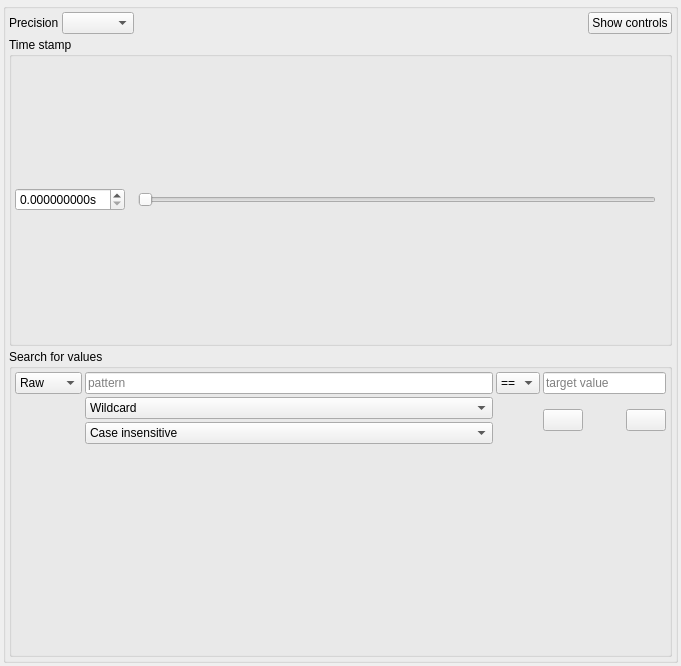
Before: the Qt Designer form src/asammdf/gui/ui/numeric_offline.ui in danielhrisca/asammdf, drawn with Qt 5.
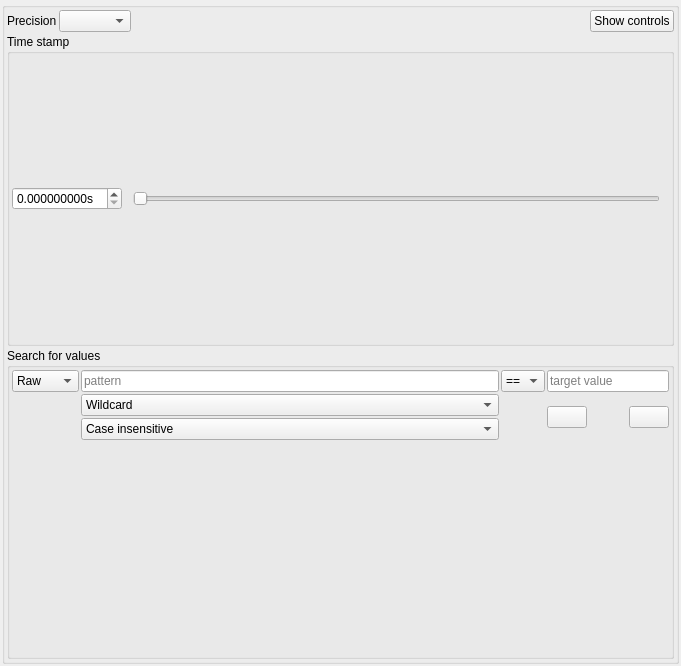
After: the same form once the commit is applied. Icons and pictures are not drawn.

```diff
--- a/src/asammdf/gui/ui/numeric_offline.ui
+++ b/src/asammdf/gui/ui/numeric_offline.ui
@@ -15,19 +15,19 @@
   </property>
   <layout class="QVBoxLayout" name="main_layout">
    <property name="spacing">
-  <number>3</number>
+  <number>2</number>
 </property>
    <property name="leftMargin">
-  <number>3</number>
+  <number>2</number>
 </property>
    <property name="topMargin">
-  <number>3</number>
+  <number>2</number>
 </property>
    <property name="rightMargin">
-  <number>3</number>
+  <number>2</number>
 </property>
    <property name="bottomMargin">
-  <number>3</number>
+  <number>2</number>
 </property>
    <item>
     <widget class="QGroupBox" name="controls">
@@ -39,24 +39,24 @@
      </property>
      <layout class="QVBoxLayout" name="verticalLayout">
       <property name="spacing">
-  <number>3</number>
+  <number>2</number>
 </property>
       <property name="leftMargin">
-  <number>3</number>
+  <number>2</number>
 </property>
       <property name="topMargin">
-  <number>3</number>
+  <number>2</number>
 </property>
       <property name="rightMargin">
-  <number>3</number>
+  <number>2</number>
 </property>
       <property name="bottomMargin">
-  <number>3</number>
+  <number>2</number>
 </property>
       <item>
        <layout class="QGridLayout" name="gridLayout_2" columnstretch="0,0,1,0">
         <property name="spacing">
-  <number>3</number>
+  <number>2</number>
 </property>
         <item row="0" column="3">
          <widget class="QPushButton" name="toggle_controls_btn">
@@ -101,24 +101,24 @@
         </property>
         <layout class="QHBoxLayout" name="horizontalLayout_2">
          <property name="spacing">
-  <number>3</number>
+  <number>2</number>
 </property>
          <property name="leftMargin">
-  <number>3</number>
+  <number>2</number>
 </property>
          <property name="topMargin">
-  <number>3</number>
+  <number>2</number>
 </property>
          <property name="rightMargin">
-  <number>3</number>
+  <number>2</number>
 </property>
          <property name="bottomMargin">
-  <number>3</number>
+  <number>2</number>
 </property>
          <item>
           <layout class="QHBoxLayout" name="horizontalLayout" stretch="0,0,1,0">
            <property name="spacing">
-  <number>3</number>
+  <number>2</number>
 </property>
            <item>
             <widget class="QDoubleSpinBox" name="timestamp">
@@ -181,19 +181,19 @@
         </property>
         <layout class="QGridLayout" name="gridLayout" columnstretch="0,1,0,0">
          <property name="leftMargin">
-  <number>3</number>
+  <number>2</number>
 </property>
          <property name="topMargin">
-  <number>3</number>
+  <number>2</number>
 </property>
          <property name="rightMargin">
-  <number>3</number>
+  <number>2</number>
 </property>
          <property name="bottomMargin">
-  <number>3</number>
+  <number>2</number>
 </property>
          <property name="spacing">
-  <number>3</number>
+  <number>2</number>
 </property>
          <item row="0" column="1">
           <widget class="QLineEdit" name="pattern_match">
@@ -288,7 +288,7 @@
          <item row="1" column="3" rowspan="2">
           <layout class="QHBoxLayout" name="horizontalLayout_3">
            <property name="spacing">
-  <number>3</number>
+  <number>2</number>
 </property>
            <item>
             <widget class="QPushButton" name="backward">
```
